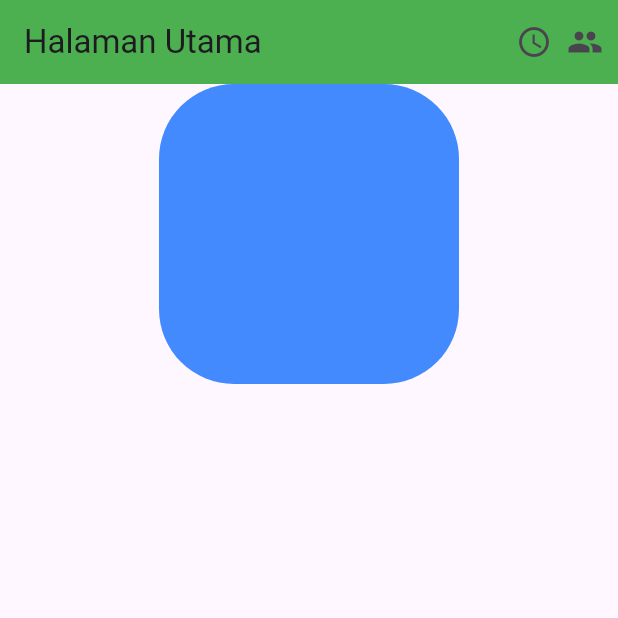
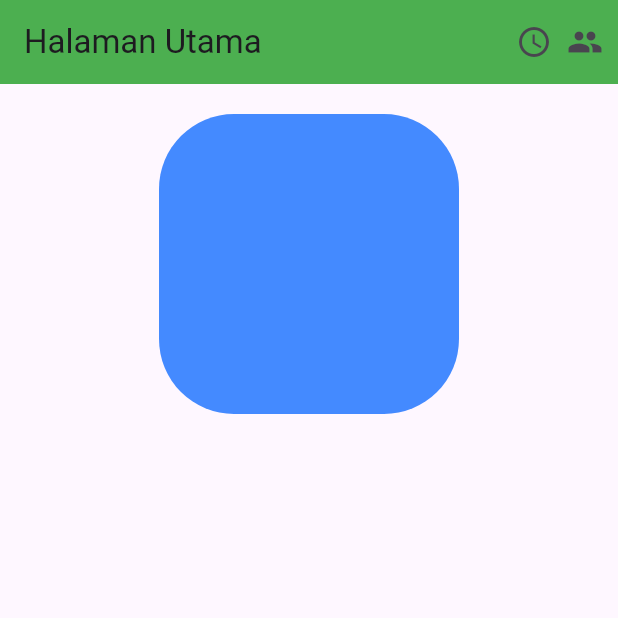
Before and after one commit to AbdulReyza/tugas_week_5_1123150072, a Flutter app: the screen it shows after launch, on a phone screen of 412 x 824 dp, the top half of it. Run offline on Flutter 3.47's test engine with Material 3 defaults, Android fonts, the phone set to English and light mode, and no system bars.

Commit message:
kasih margin

```diff
--- a/lib/main.dart
+++ b/lib/main.dart
@@ -39,6 +39,7 @@ class Home extends StatelessWidget {
                   Container(
                     height: 200,
                     width: 200,
+                    margin: EdgeInsets.all(20),
                     decoration: BoxDecoration(
                       color: Colors.blueAccent,
                       borderRadius: BorderRadius.circular(50)
```
